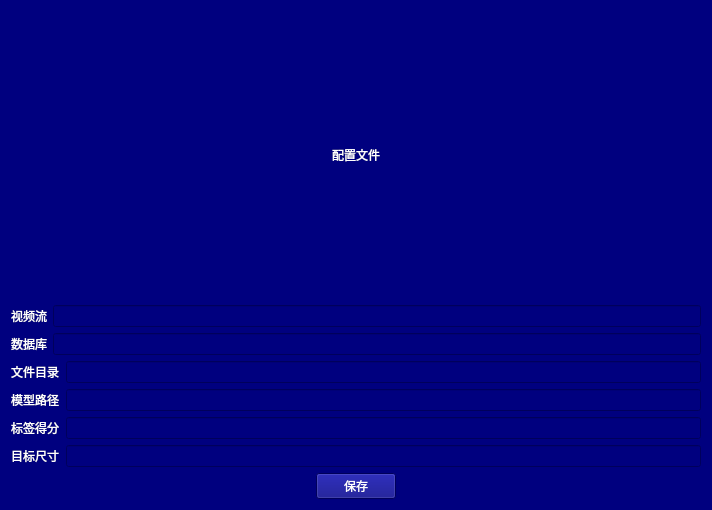
LiYangDoYourself/keypoints_diff, file config_page.ui: the form before one commit.
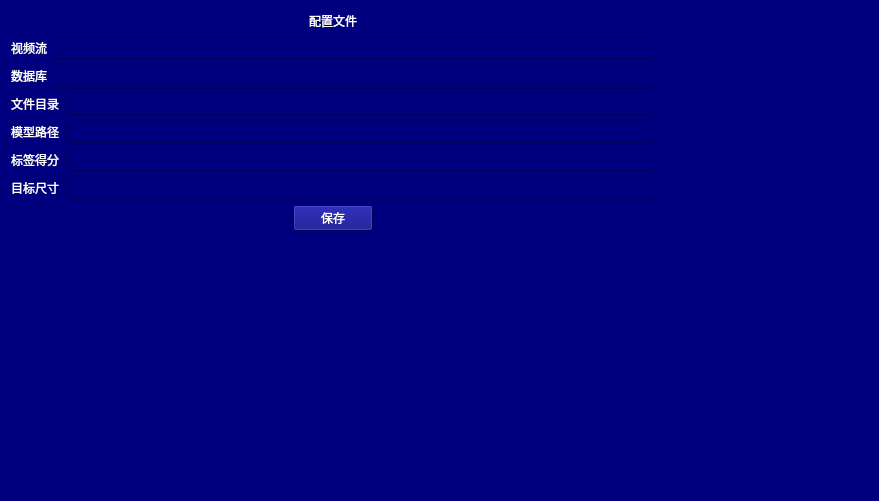
The form after the commit.

Patch:
```diff
--- a/config_page.ui
+++ b/config_page.ui
@@ -6,8 +6,8 @@
    <rect>
     <x>0</x>
     <y>0</y>
-    <width>712</width>
-    <height>510</height>
+    <width>879</width>
+    <height>501</height>
    </rect>
   </property>
   <property name="windowTitle">
@@ -18,7 +18,7 @@
 font: 24pt &quot;Agency FB&quot;;
 color: rgb(255, 255, 255);</string>
   </property>
-  <layout class="QVBoxLayout" name="verticalLayout_2">
+  <layout class="QHBoxLayout" name="horizontalLayout" stretch="3,1">
    <item>
     <layout class="QVBoxLayout" name="verticalLayout">
      <item>
@@ -158,6 +158,36 @@
         </spacer>
        </item>
       </layout>
+     </item>
+     <item>
+      <spacer name="verticalSpacer">
+       <property name="orientation">
+        <enum>Qt::Vertical</enum>
+       </property>
+       <property name="sizeHint" stdset="0">
+        <size>
+         <width>20</width>
+         <height>40</height>
+        </size>
+       </property>
+      </spacer>
+     </item>
+    </layout>
+   </item>
+   <item>
+    <layout class="QHBoxLayout" name="horizontalLayout_2">
+     <item>
+      <spacer name="horizontalSpacer_6">
+       <property name="orientation">
+        <enum>Qt::Horizontal</enum>
+       </property>
+       <property name="sizeHint" stdset="0">
+        <size>
+         <width>420</width>
+         <height>20</height>
+        </size>
+       </property>
+      </spacer>
      </item>
     </layout>
    </item>
```
Left out of the diff: 46 changed lines with no effect on the pictures.
